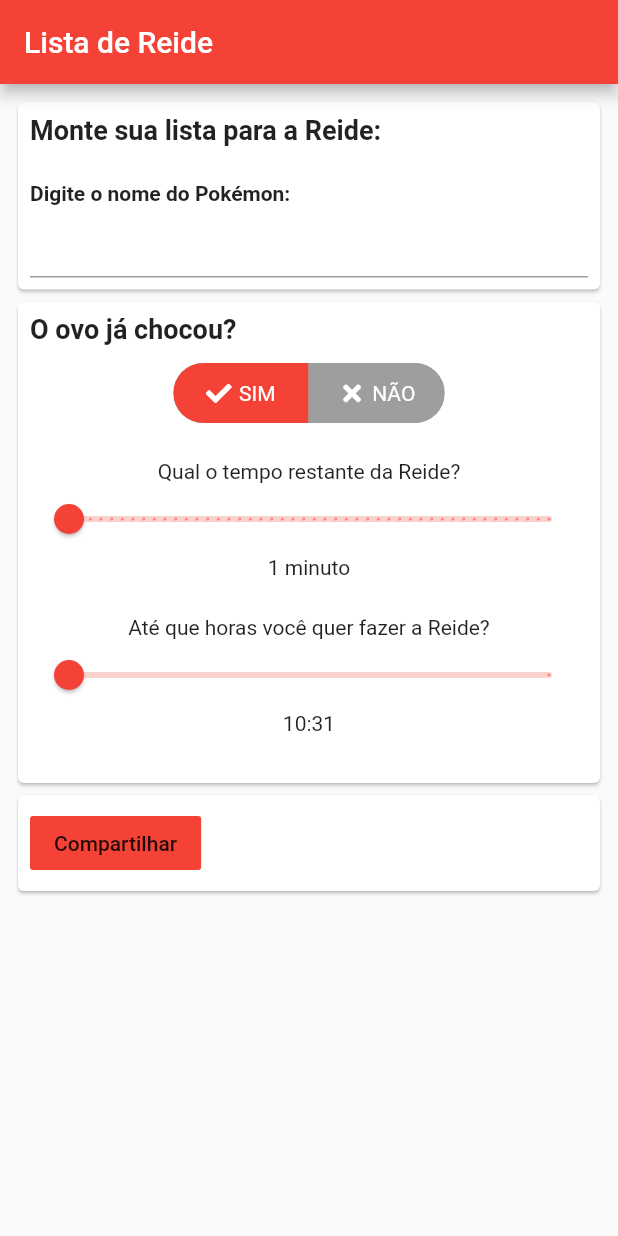
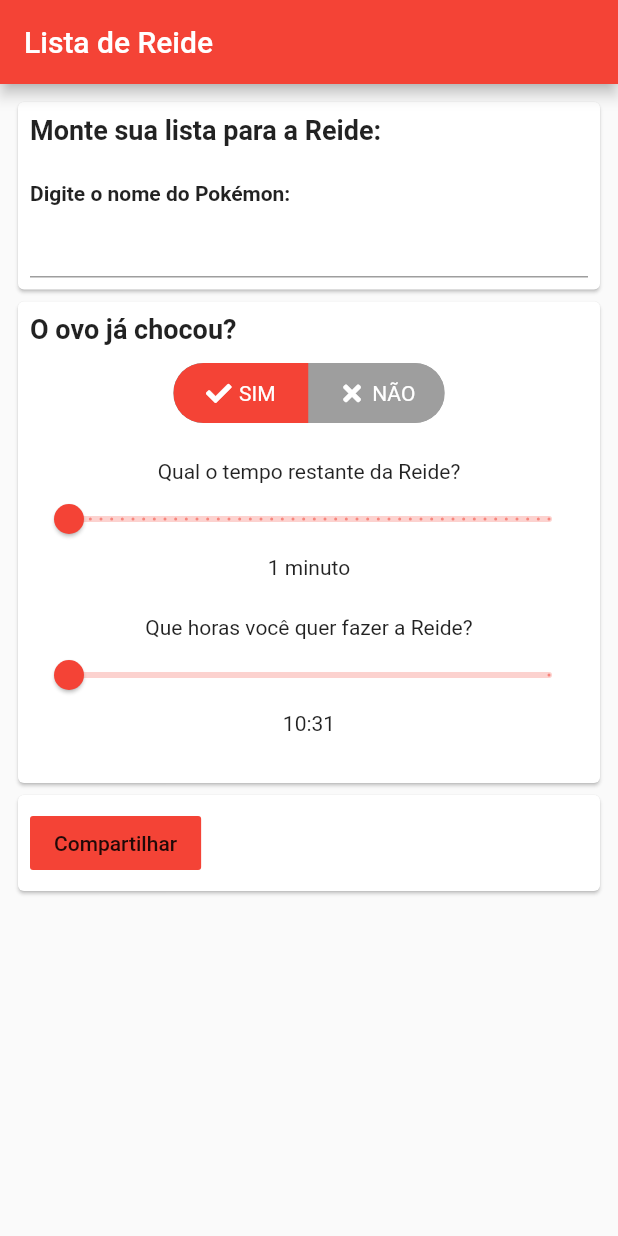
Before and after one commit to lohhans/RaidList, a Flutter app: the screen it shows after launch, after a tap on "Compartilhar", on a phone screen of 412 x 824 dp. Run offline on Flutter 3.47's test engine with Material 2 defaults, Android fonts, the phone set to English and light mode, and no system bars; drawn by our look-alikes of toggle_switch; our stand-ins replace font_awesome_flutter.

Commit message:
DateTime format

```diff
--- a/lib/main.dart
+++ b/lib/main.dart
@@ -2,7 +2,9 @@ import 'dart:async';
 
 import 'package:flutter/material.dart';
 import 'package:font_awesome_flutter/font_awesome_flutter.dart';
+import 'package:intl/intl.dart';
 import 'package:toggle_switch/toggle_switch.dart';
+
 
 void main() {
   runApp(MyApp());
@@ -67,6 +69,12 @@ class _MyHomePageState extends State<MyHomePage> {
         _now = DateTime.now();
       });
     });
+  }
+
+  String formatTime(DateTime dateTime) {
+    DateFormat dateFormat = DateFormat("HH:mm");
+    String timeFormatted = dateFormat.format(dateTime);
+    return timeFormatted;
   }
 
 
@@ -179,10 +187,10 @@ class _MyHomePageState extends State<MyHomePage> {
                                 const SizedBox(
                                   height: 24,
                                 ),
-                                Text('Até que horas você quer fazer a Reide?'),
+                                Text('Que horas você quer fazer a Reide?'),
                                 Slider(
                                   value: _maxWaitingTimeForRaid,
-                                  label: _now.add(Duration(minutes: _maxWaitingTimeForRaid.toInt())).hour.toString() + ':' + _now.add(Duration(minutes: _maxWaitingTimeForRaid.toInt())).minute.toString(),
+                                  label: formatTime(_now.add(Duration(minutes: _maxWaitingTimeForRaid.toInt()))),
                                   divisions: _remainTimeOfRaid.toInt(),
                                   min: 1,
                                   max: _remainTimeOfRaid,
@@ -192,7 +200,7 @@ class _MyHomePageState extends State<MyHomePage> {
                                     });
                                   },
                                 ),
-                                Text(_now.add(Duration(minutes: _maxWaitingTimeForRaid.toInt())).hour.toString() + ':' + _now.add(Duration(minutes: _maxWaitingTimeForRaid.toInt())).minute.toString()),
+                                Text(formatTime(_now.add(Duration(minutes: _maxWaitingTimeForRaid.toInt())))),
                                 const SizedBox(
                                   height: 24,
                                 ),
@@ -225,7 +233,9 @@ class _MyHomePageState extends State<MyHomePage> {
                             onPressed: () {
                               var today = new DateTime.now();
                               var endOfRaid = today.add(Duration(minutes: _remainTimeOfRaid.toInt()));
-                              print(endOfRaid.hour.toString() + ':' + endOfRaid.minute.toString());
+
+                              // Output: 01/01/2021, 02:41 PM
+                              print(formatTime(endOfRaid));
                             },
                           ),
                         ],
--- a/pubspec.yaml
+++ b/pubspec.yaml
@@ -30,6 +30,7 @@ dependencies:
   cupertino_icons: ^0.1.3
   toggle_switch:
   font_awesome_flutter:
+  intl:
 
 dev_dependencies:
   flutter_test:
```
Also changed, not shown: pubspec.lock.
